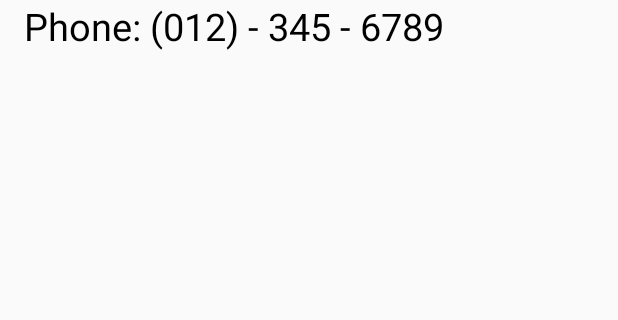
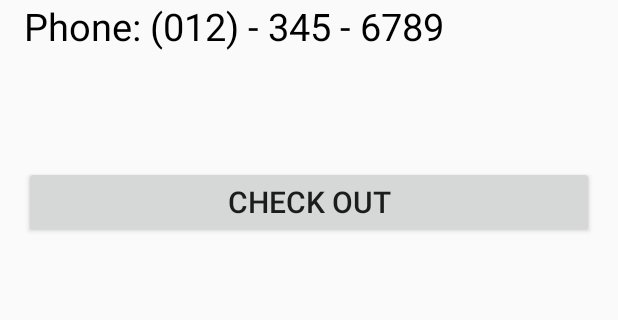
Before and after one commit to anturner130/ComputerBuilder, an Android app: the fragment HelpFragment shown on its own in the app's theme, on a phone screen of 412 x 824 dp, the part 280-600 px from its top. Run offline under Robolectric (Android 15) with nearby library versions, the phone set to English and light mode, and no system bars.

Commit message:
May 2 changes

```diff
--- a/app/src/main/java/comp640/computerbuilder/fragments/CBFragment.java
+++ b/app/src/main/java/comp640/computerbuilder/fragments/CBFragment.java
@@ -8,6 +8,8 @@ import java.util.List;
 import android.view.MenuItem;
 
 import java.util.HashMap;
+
+import comp640.computerbuilder.fragments.listeners.OnOptionClickedListener;
 import comp640.computerbuilder.fragments.listeners.OnSubfragmentListener;
 import comp640.computerbuilder.model.parts.Part;
 
@@ -31,6 +33,7 @@ public class CBFragment extends Fragment {
     public CBFragment(){
         _options = new HashMap<>();
     }
+
 
     public void setOnSubfragmentListener(OnSubfragmentListener listener){
         _listener = listener;
--- a/app/src/main/java/comp640/computerbuilder/fragments/HelpFragment.java
+++ b/app/src/main/java/comp640/computerbuilder/fragments/HelpFragment.java
@@ -6,6 +6,8 @@ import android.support.v4.app.Fragment;
 import android.view.LayoutInflater;
 import android.view.View;
 import android.view.ViewGroup;
+import android.widget.Button;
+
 
 import comp640.computerbuilder.R;
 
@@ -17,10 +19,22 @@ public class HelpFragment extends CBFragment {
         _title = "Help";
         _index = 5;
     }
+    private Button _checkOutButton;
 
     @Nullable
     @Override
     public View onCreateView(LayoutInflater inflater, ViewGroup container, Bundle savedInstanceState) {
-        return inflater.inflate(R.layout.fragment_help, container, false);
+
+        View view =  inflater.inflate(R.layout.fragment_help, container, false);
+
+        _checkOutButton=(Button)view.findViewById(R.id.checkOutButton);
+
+        _checkOutButton.setOnClickListener(new View.OnClickListener() {
+            @Override
+            public void onClick(View rootView) {
+                createSubfragment(new PaymentInfoFragment());
+            }
+        });
+        return view;
     }
 }
--- a/app/src/main/res/layout/fragment_cart.xml
+++ b/app/src/main/res/layout/fragment_cart.xml
@@ -20,7 +20,7 @@
             android:layout_width="match_parent"
             android:layout_height="wrap_content"
             android:text="Check Out"
-            android:id="@+id/button"
+            android:id="@+id/checkOutButton"
             android:textSize="20dp"
             android:layout_margin="5dp"/>
     </LinearLayout>
--- a/app/src/main/res/layout/fragment_help.xml
+++ b/app/src/main/res/layout/fragment_help.xml
@@ -16,7 +16,8 @@
         android:layout_height="225dp"
         android:layout_alignParentLeft="true"
         android:layout_alignParentStart="true"
-        android:weightSum="1">
+        android:weightSum="1"
+        android:id="@+id/linearLayout">
 
         <TextView
             android:layout_width="fill_parent"
@@ -50,5 +51,13 @@
             android:textColor="#000000" />
 
     </LinearLayout>
-
+    <Button
+        android:layout_width="match_parent"
+        android:layout_height="wrap_content"
+        android:text="Check Out"
+        android:id="@+id/checkOutButton"
+        android:textSize="20dp"
+        android:layout_below="@+id/linearLayout"
+        android:layout_alignParentLeft="true"
+        android:layout_alignParentStart="true" />
 </RelativeLayout>
```
Also changed, not shown: app/src/main/java/comp640/computerbuilder/activities/LoginActivity.java (+6 -3 lines), app/src/main/java/comp640/computerbuilder/fragments/CartFragment.java (+21 -0 lines), app/src/main/java/comp640/computerbuilder/fragments/PaymentInfoFragment.java (+29 -2 lines), app/src/main/res/layout/fragment_payment_info.xml (+8 -8 lines).
